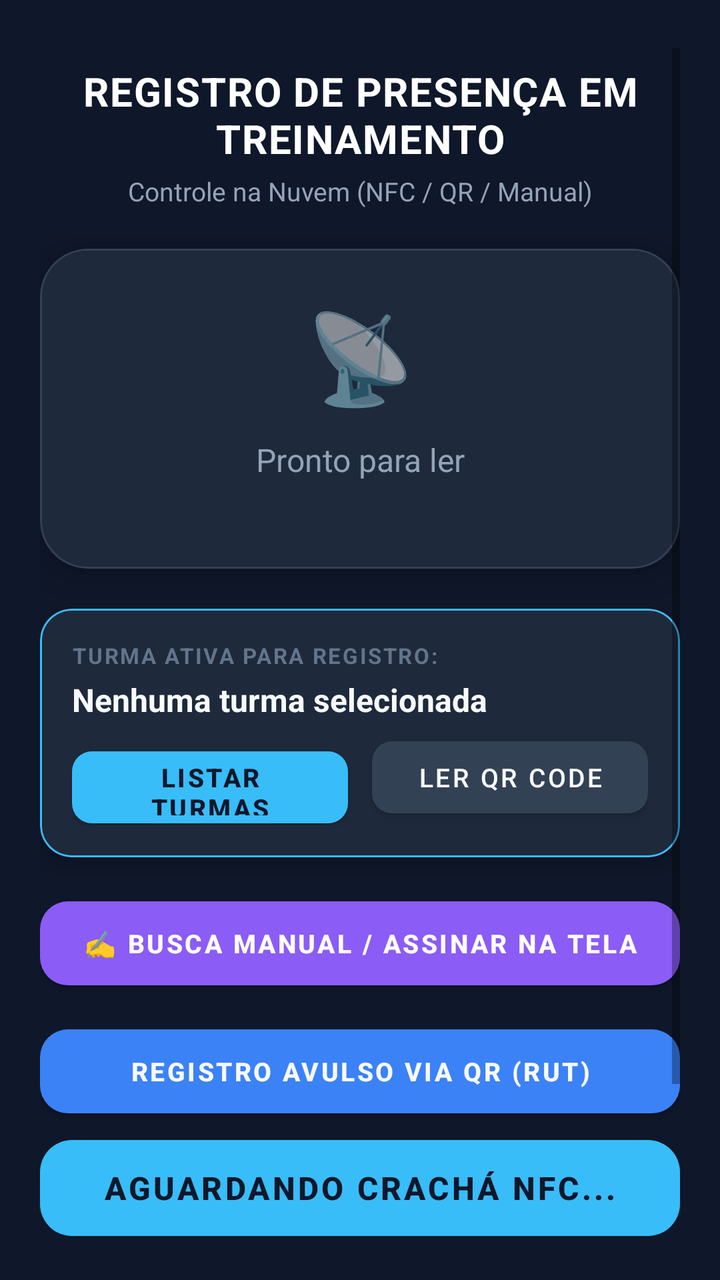
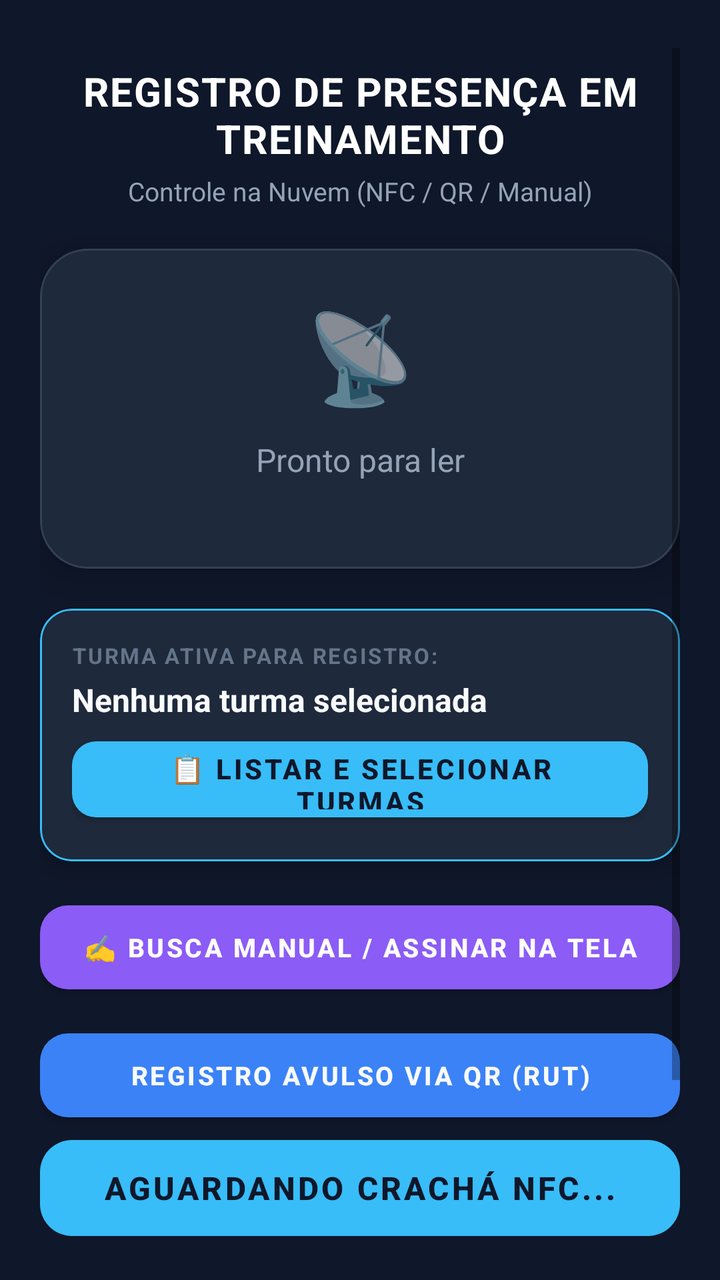

Compare the two renders of this Android layout. The source of the first and the diff that turns it into the second are given below.
<!-- AndroidManifest.xml: application theme Theme.LeitorCracha -->
<!-- res/layout/activity_main.xml -->
<?xml version="1.0" encoding="utf-8"?>
<androidx.constraintlayout.widget.ConstraintLayout
    xmlns:android="http://schemas.android.com/apk/res/android"
    xmlns:app="http://schemas.android.com/apk/res-auto"
    android:layout_width="match_parent"
    android:layout_height="match_parent"
    android:background="@color/colorBackground">

    
    <ScrollView
        android:layout_width="match_parent"
        android:layout_height="0dp"
        android:fillViewport="true"
        android:clipToPadding="false"
        android:paddingHorizontal="20dp"
        android:paddingTop="24dp"
        android:paddingBottom="16dp"
        app:layout_constraintTop_toTopOf="parent"
        app:layout_constraintBottom_toTopOf="@id/btnScan"
        app:layout_constraintStart_toStartOf="parent"
        app:layout_constraintEnd_toEndOf="parent">

        <LinearLayout
            android:layout_width="match_parent"
            android:layout_height="wrap_content"
            android:orientation="vertical"
            android:gravity="center_horizontal">

            
            <TextView
                android:id="@+id/tvTitle"
                android:layout_width="wrap_content"
                android:layout_height="wrap_content"
                android:text="REGISTRO DE PRESENÇA EM TREINAMENTO"
                android:textColor="@color/colorWhite"
                android:textSize="20sp"
                android:textStyle="bold"
                android:gravity="center"
                android:letterSpacing="0.03"
                android:layout_marginTop="8dp"/>

            
            <TextView
                android:id="@+id/tvSubtitle"
                android:layout_width="wrap_content"
                android:layout_height="wrap_content"
                android:text="Controle na Nuvem (NFC / QR / Manual)"
                android:textColor="@color/colorSubtitle"
                android:textSize="13sp"
                android:gravity="center"
                android:layout_marginTop="4dp"
                android:layout_marginBottom="20dp"/>

            
            <com.google.android.material.card.MaterialCardView
                android:id="@+id/cardResult"
                android:layout_width="match_parent"
                android:layout_height="wrap_content"
                android:minHeight="160dp"
                android:layout_marginBottom="20dp"
                app:cardBackgroundColor="@color/colorCard"
                app:cardCornerRadius="24dp"
                app:cardElevation="12dp"
                app:strokeColor="#334155"
                app:strokeWidth="1dp">

                <LinearLayout
                    android:layout_width="match_parent"
                    android:layout_height="wrap_content"
                    android:orientation="vertical"
                    android:gravity="center"
                    android:padding="24dp">

                    
                    <TextView
                        android:id="@+id/tvIcon"
                        android:layout_width="wrap_content"
                        android:layout_height="wrap_content"
                        android:text="📡"
                        android:textSize="44sp"
                        android:gravity="center"
                        android:layout_marginBottom="12dp"/>

                    
                    <ProgressBar
                        android:id="@+id/progressBar"
                        android:layout_width="wrap_content"
                        android:layout_height="wrap_content"
                        android:visibility="gone"
                        android:indeterminateTint="@color/colorAccent"
                        android:layout_marginBottom="12dp"/>

                    
                    <TextView
                        android:id="@+id/tvStatus"
                        android:layout_width="match_parent"
                        android:layout_height="wrap_content"
                        android:text="@string/status_ready"
                        android:textColor="@color/colorSubtitle"
                        android:textSize="16sp"
                        android:gravity="center"
                        android:layout_marginBottom="8dp"/>

                    
                    <TextView
                        android:id="@+id/tvResult"
                        android:layout_width="match_parent"
                        android:layout_height="wrap_content"
                        android:textColor="@color/colorSuccess"
                        android:textSize="18sp"
                        android:textStyle="bold"
                        android:gravity="center"
                        android:lineSpacingExtra="4dp"
                        android:letterSpacing="0.03"
                        android:visibility="gone"/>
                </LinearLayout>
            </com.google.android.material.card.MaterialCardView>

            
            <com.google.android.material.card.MaterialCardView
                android:id="@+id/cardSession"
                android:layout_width="match_parent"
                android:layout_height="wrap_content"
                android:layout_marginBottom="16dp"
                app:cardBackgroundColor="#1E293B"
                app:cardCornerRadius="16dp"
                app:cardElevation="6dp"
                app:strokeColor="#38BDF8"
                app:strokeWidth="1dp">

                <LinearLayout
                    android:layout_width="match_parent"
                    android:layout_height="wrap_content"
                    android:orientation="vertical"
                    android:padding="16dp">

                    <TextView
                        android:layout_width="wrap_content"
                        android:layout_height="wrap_content"
                        android:text="TURMA ATIVA PARA REGISTRO:"
                        android:textColor="#64748B"
                        android:textSize="11sp"
                        android:textStyle="bold"
                        android:letterSpacing="0.08"
                        android:layout_marginBottom="4dp" />

                    <TextView
                        android:id="@+id/tvSessionId"
                        android:layout_width="match_parent"
                        android:layout_height="wrap_content"
                        android:text="Nenhuma turma selecionada"
                        android:textColor="#F8FAFC"
                        android:textSize="16sp"
                        android:textStyle="bold"
                        android:layout_marginBottom="4dp" />

                    <TextView
                        android:id="@+id/tvSessionCount"
                        android:layout_width="match_parent"
                        android:layout_height="wrap_content"
                        android:text="👥 0 pessoa(s) registrada(s) nesta turma"
                        android:textColor="#38BDF8"
                        android:textSize="13sp"
                        android:textStyle="bold"
                        android:visibility="gone"
                        android:layout_marginBottom="12dp" />

                    <LinearLayout
                        android:layout_width="match_parent"
                        android:layout_height="wrap_content"
                        android:orientation="horizontal">

                        <com.google.android.material.button.MaterialButton
                            android:id="@+id/btnSelectSession"
                            android:layout_width="0dp"
                            android:layout_height="48dp"
                            android:layout_weight="1"
                            android:layout_marginEnd="6dp"
                            android:text="LISTAR TURMAS"
                            android:textSize="13sp"
                            android:textStyle="bold"
                            android:textColor="#0F172A"
                            app:backgroundTint="#38BDF8"
                            app:cornerRadius="10dp" />

                        <com.google.android.material.button.MaterialButton
                            android:id="@+id/btnScanSession"
                            android:layout_width="0dp"
                            android:layout_height="48dp"
                            android:layout_weight="1"
                            android:layout_marginStart="6dp"
                            android:text="LER QR CODE"
                            android:textSize="13sp"
                            android:textColor="#F8FAFC"
                            app:backgroundTint="#334155"
                            app:cornerRadius="10dp" />
                    </LinearLayout>
                </LinearLayout>
            </com.google.android.material.card.MaterialCardView>

            
            <com.google.android.material.button.MaterialButton
                android:id="@+id/btnManualRegister"
                android:layout_width="match_parent"
                android:layout_height="54dp"
                android:layout_marginBottom="10dp"
                android:text="✍️ BUSCA MANUAL / ASSINAR NA TELA"
                android:textSize="13sp"
                android:textStyle="bold"
                android:textColor="#FFFFFF"
                app:backgroundTint="#8B5CF6"
                app:cornerRadius="14dp" />

            
            <com.google.android.material.button.MaterialButton
                android:id="@+id/btnScanQr"
                android:layout_width="match_parent"
                android:layout_height="54dp"
                android:layout_marginBottom="8dp"
                android:text="REGISTRO AVULSO VIA QR (RUT)"
                android:textSize="13sp"
                android:textStyle="bold"
                android:textColor="#F8FAFC"
                app:backgroundTint="#3B82F6"
                app:cornerRadius="14dp" />

        </LinearLayout>
    </ScrollView>

    
    <com.google.android.material.button.MaterialButton
        android:id="@+id/btnScan"
        android:layout_width="match_parent"
        android:layout_height="60dp"
        android:layout_marginHorizontal="20dp"
        android:layout_marginBottom="16dp"
        android:text="AGUARDANDO CRACHÁ NFC..."
        android:textSize="16sp"
        android:textStyle="bold"
        android:textColor="@color/colorBackground"
        app:backgroundTint="@color/colorAccent"
        app:cornerRadius="16dp"
        android:enabled="false"
        app:layout_constraintBottom_toBottomOf="parent"
        app:layout_constraintStart_toStartOf="parent"
        app:layout_constraintEnd_toEndOf="parent" />

</androidx.constraintlayout.widget.ConstraintLayout>
<!-- resources referenced by this layout -->
<resources>
  <color name="colorAccent">#38BDF8</color>
  <color name="colorBackground">#0F172A</color>
  <color name="colorCard">#1E293B</color>
  <color name="colorSubtitle">#94A3B8</color>
  <color name="colorSuccess">#10B981</color>
  <color name="colorWhite">#FFFFFF</color>
  <string name="status_ready">Pronto para ler</string>
  <style name="Theme.LeitorCracha" parent="Theme.MaterialComponents.DayNight.NoActionBar">
          <item name="colorPrimary">@color/colorAccent</item>
          <item name="colorPrimaryVariant">@color/colorCard</item>
          <item name="colorOnPrimary">@color/colorBackground</item>
          <item name="android:windowBackground">@color/colorBackground</item>
          <item name="android:statusBarColor">@color/colorBackground</item>
          <item name="android:navigationBarColor">@color/colorBackground</item>
      </style>
</resources>

<!-- the commit's change to res/layout/activity_main.xml (unified diff, before → after) -->
@@ -165,36 +165,16 @@
                         android:visibility="gone"
                         android:layout_marginBottom="12dp" />
 
-                    <LinearLayout
-                        android:layout_width="match_parent"
-                        android:layout_height="wrap_content"
-                        android:orientation="horizontal">
-
-                        <com.google.android.material.button.MaterialButton
-                            android:id="@+id/btnSelectSession"
-                            android:layout_width="0dp"
-                            android:layout_height="48dp"
-                            android:layout_weight="1"
-                            android:layout_marginEnd="6dp"
-                            android:text="LISTAR TURMAS"
-                            android:textSize="13sp"
-                            android:textStyle="bold"
-                            android:textColor="#0F172A"
-                            app:backgroundTint="#38BDF8"
-                            app:cornerRadius="10dp" />
-
-                        <com.google.android.material.button.MaterialButton
-                            android:id="@+id/btnScanSession"
-                            android:layout_width="0dp"
-                            android:layout_height="48dp"
-                            android:layout_weight="1"
-                            android:layout_marginStart="6dp"
-                            android:text="LER QR CODE"
-                            android:textSize="13sp"
-                            android:textColor="#F8FAFC"
-                            app:backgroundTint="#334155"
-                            app:cornerRadius="10dp" />
-                    </LinearLayout>
+                    <com.google.android.material.button.MaterialButton
+                        android:id="@+id/btnSelectSession"
+                        android:layout_width="match_parent"
+                        android:layout_height="50dp"
+                        android:text="📋 LISTAR E SELECIONAR TURMAS"
+                        android:textSize="14sp"
+                        android:textStyle="bold"
+                        android:textColor="#0F172A"
+                        app:backgroundTint="#38BDF8"
+                        app:cornerRadius="12dp" />
                 </LinearLayout>
             </com.google.android.material.card.MaterialCardView>
 
